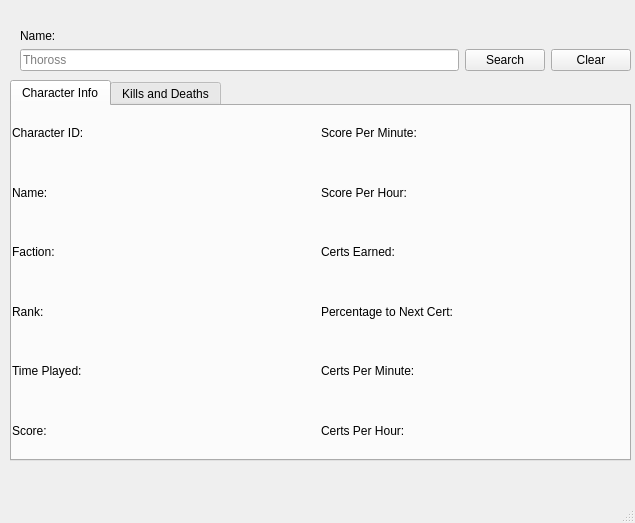
Above: src/GUI/mainwindow.ui from Thoross/PS2-Stats before the change. Below: the same form after it.
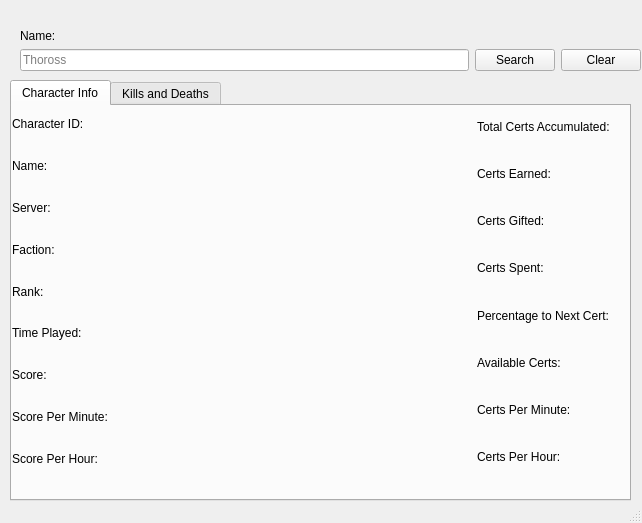
That is the form after the change.

The edit to the form file:
```diff
--- a/src/GUI/mainwindow.ui
+++ b/src/GUI/mainwindow.ui
@@ -6,7 +6,7 @@
    <rect>
     <x>0</x>
     <y>0</y>
-    <width>635</width>
+    <width>642</width>
     <height>523</height>
    </rect>
   </property>
@@ -19,7 +19,7 @@
      <rect>
       <x>20</x>
       <y>10</y>
-      <width>611</width>
+      <width>621</width>
       <height>61</height>
      </rect>
     </property>
@@ -72,7 +72,7 @@
       <x>10</x>
       <y>80</y>
       <width>621</width>
-      <height>381</height>
+      <height>421</height>
      </rect>
     </property>
     <property name="tabPosition">
@@ -94,7 +94,7 @@
         <x>0</x>
         <y>0</y>
         <width>611</width>
-        <height>351</height>
+        <height>371</height>
        </rect>
       </property>
       <layout class="QHBoxLayout" name="horizontalLayout">
@@ -136,6 +136,24 @@
            </item>
           </layout>
          </item>
+         <item>
+          <layout class="QHBoxLayout" name="horizontalLayout_6">
+           <item>
+            <widget class="QLabel" name="lbl_server">
+             <property name="text">
+              <string>&lt;html&gt;&lt;head/&gt;&lt;body&gt;&lt;p&gt;Server:&lt;/p&gt;&lt;/body&gt;&lt;/html&gt;</string>
+             </property>
+            </widget>
+           </item>
+           <item>
+            <widget class="QLabel" name="lbl_server_value">
+             <property name="text">
+              <string/>
+             </property>
+            </widget>
+           </item>
+          </layout>
+         </item>
          <item>
           <layout class="QHBoxLayout" name="horizontalLayout_5">
            <item>
@@ -214,10 +232,6 @@
            </item>
           </layout>
          </item>
-        </layout>
-       </item>
-       <item>
-        <layout class="QVBoxLayout" name="verticalLayout_4">
          <item>
           <layout class="QHBoxLayout" name="horizontalLayout_21">
            <item>
@@ -254,6 +268,28 @@
            </item>
           </layout>
          </item>
+        </layout>
+       </item>
+       <item>
+        <layout class="QVBoxLayout" name="verticalLayout_4">
+         <item>
+          <layout class="QHBoxLayout" name="horizontalLayout_7">
+           <item>
+            <widget class="QLabel" name="lbl_total_certs">
+             <property name="text">
+              <string>Total Certs Accumulated:</string>
+             </property>
+            </widget>
+           </item>
+           <item>
+            <widget class="QLabel" name="lbl_total_certs_value">
+             <property name="text">
+              <string/>
+             </property>
+            </widget>
+           </item>
+          </layout>
+         </item>
          <item>
           <layout class="QHBoxLayout" name="horizontalLayout_4">
            <item>
@@ -272,6 +308,42 @@
            </item>
           </layout>
          </item>
+         <item>
+          <layout class="QHBoxLayout" name="horizontalLayout_10">
+           <item>
+            <widget class="QLabel" name="lbl_gifted_certs">
+             <property name="text">
+              <string>Certs Gifted:</string>
+             </property>
+            </widget>
+           </item>
+           <item>
+            <widget class="QLabel" name="lbl_gifted_certs_value">
+             <property name="text">
+              <string/>
+             </property>
+            </widget>
+           </item>
+          </layout>
+         </item>
+         <item>
+          <layout class="QHBoxLayout" name="horizontalLayout_3">
+           <item>
+            <widget class="QLabel" name="lbl_spent_certs">
+             <property name="text">
+              <string>Certs Spent:</string>
+             </property>
+            </widget>
+           </item>
+           <item>
+            <widget class="QLabel" name="lbl_spent_certs_value">
+             <property name="text">
+              <string/>
+             </property>
+            </widget>
+           </item>
+          </layout>
+         </item>
          <item>
           <layout class="QHBoxLayout" name="horizontalLayout_25">
            <item>
@@ -290,6 +362,24 @@
            </item>
           </layout>
          </item>
+         <item>
+          <layout class="QHBoxLayout" name="horizontalLayout_8">
+           <item>
+            <widget class="QLabel" name="lbl_available_certs">
+             <property name="text">
+              <string>Available Certs:</string>
+             </property>
+            </widget>
+           </item>
+           <item>
+            <widget class="QLabel" name="lbl_available_certs_value">
+             <property name="text">
+              <string/>
+             </property>
+            </widget>
+           </item>
+          </layout>
+         </item>
          <item>
           <layout class="QHBoxLayout" name="horizontalLayout_23">
            <item>
@@ -332,6 +422,9 @@
            </item>
           </layout>
          </item>
+         <item>
+          <layout class="QHBoxLayout" name="horizontalLayout_9"/>
+         </item>
         </layout>
        </item>
       </layout>
@@ -564,7 +657,7 @@
     <rect>
      <x>0</x>
      <y>0</y>
-     <width>635</width>
+     <width>642</width>
      <height>22</height>
     </rect>
    </property>
```
